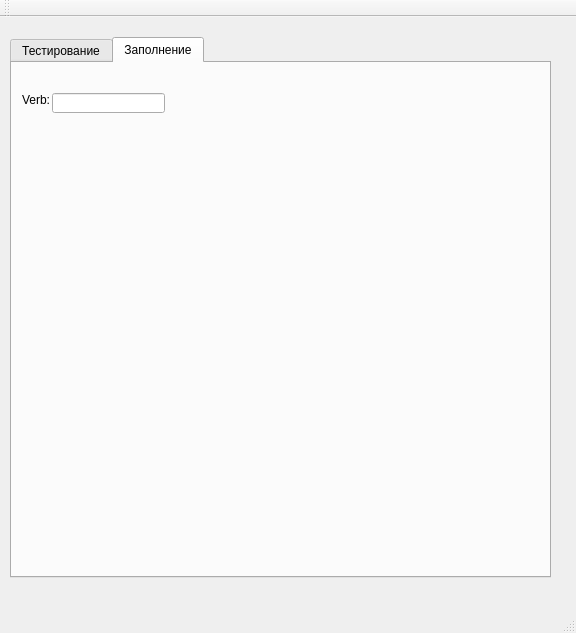
Before: the Qt Designer form mainwindow.ui in rlinosaur/verbs_project, drawn with Qt 5.
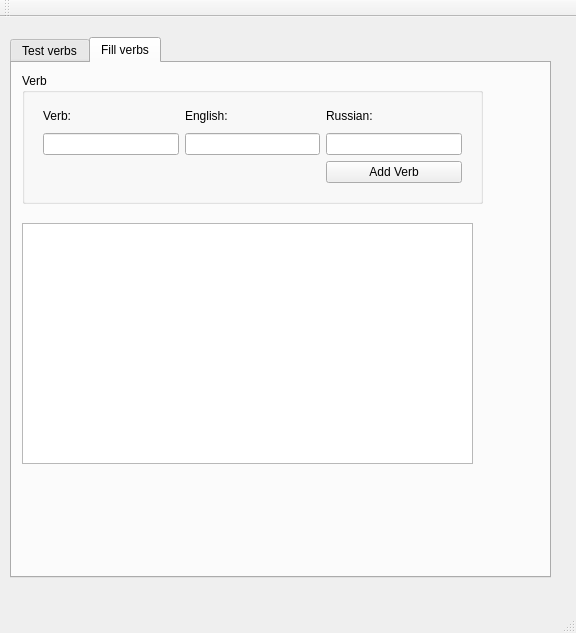
After: the same form once the commit is applied. The open tabs and pages were chosen to show the change.

Commit message: Database is opened correctly

The edit to the form file:
```diff
--- a/mainwindow.ui
+++ b/mainwindow.ui
@@ -28,7 +28,7 @@
     </property>
     <widget class="QWidget" name="tab_test">
      <attribute name="title">
-      <string>Тестирование</string>
+      <string>Test verbs</string>
      </attribute>
      <widget class="QTextBrowser" name="textBrowser">
       <property name="geometry">
@@ -79,30 +79,79 @@
     </widget>
     <widget class="QWidget" name="tab_fill">
      <attribute name="title">
-      <string>Заполнение</string>
+      <string>Fill verbs</string>
      </attribute>
-     <widget class="QLineEdit" name="lineEdit_2">
+     <widget class="QGroupBox" name="groupBoxVerb">
       <property name="geometry">
        <rect>
-        <x>40</x>
-        <y>30</y>
-        <width>113</width>
-        <height>20</height>
+        <x>10</x>
+        <y>10</y>
+        <width>461</width>
+        <height>131</height>
        </rect>
       </property>
+      <property name="title">
+       <string>Verb</string>
+      </property>
+      <widget class="QWidget" name="gridLayoutWidget">
+       <property name="geometry">
+        <rect>
+         <x>10</x>
+         <y>20</y>
+         <width>441</width>
+         <height>101</height>
+        </rect>
+       </property>
+       <layout class="QGridLayout" name="gridLayout">
+        <item row="2" column="0">
+         <widget class="QLineEdit" name="lineEditVerbEs"/>
+        </item>
+        <item row="1" column="2">
+         <widget class="QLabel" name="label_4">
+          <property name="text">
+           <string>Russian:</string>
+          </property>
+         </widget>
+        </item>
+        <item row="2" column="2">
+         <widget class="QLineEdit" name="lineEditVerbRus"/>
+        </item>
+        <item row="2" column="1">
+         <widget class="QLineEdit" name="lineEditVerbEn"/>
+        </item>
+        <item row="1" column="1">
+         <widget class="QLabel" name="label_3">
+          <property name="text">
+           <string>English:</string>
+          </property>
+         </widget>
+        </item>
+        <item row="1" column="0">
+         <widget class="QLabel" name="label_2">
+          <property name="text">
+           <string>Verb:</string>
+          </property>
+         </widget>
+        </item>
+        <item row="3" column="2">
+         <widget class="QPushButton" name="pushButton_2">
+          <property name="text">
+           <string>Add Verb</string>
+          </property>
+         </widget>
+        </item>
+       </layout>
+      </widget>
      </widget>
-     <widget class="QLabel" name="label_2">
+     <widget class="QTableView" name="tableView">
       <property name="geometry">
        <rect>
         <x>10</x>
-        <y>30</y>
-        <width>46</width>
-        <height>13</height>
+        <y>160</y>
+        <width>451</width>
+        <height>241</height>
        </rect>
       </property>
-      <property name="text">
-       <string>Verb:</string>
-      </property>
      </widget>
     </widget>
    </widget>
```
Left out of the diff: 2 changed lines with no effect on the pictures. The commit also changes 1 other file.
